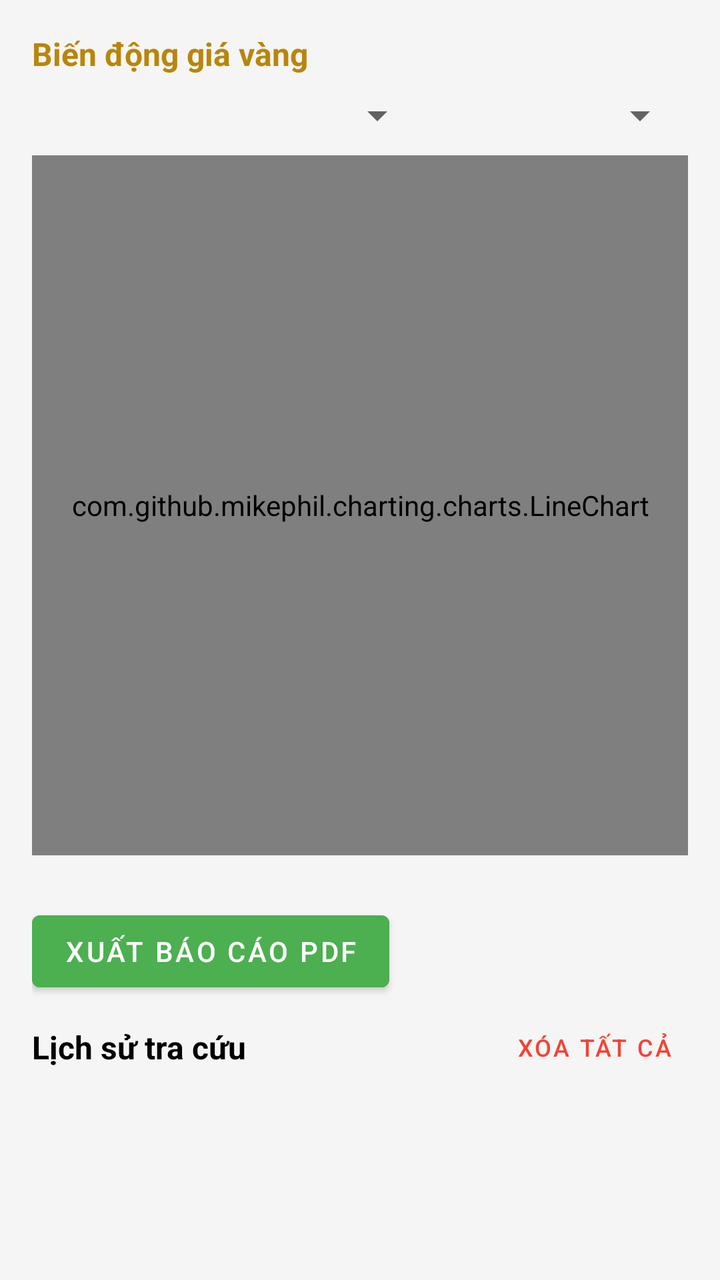
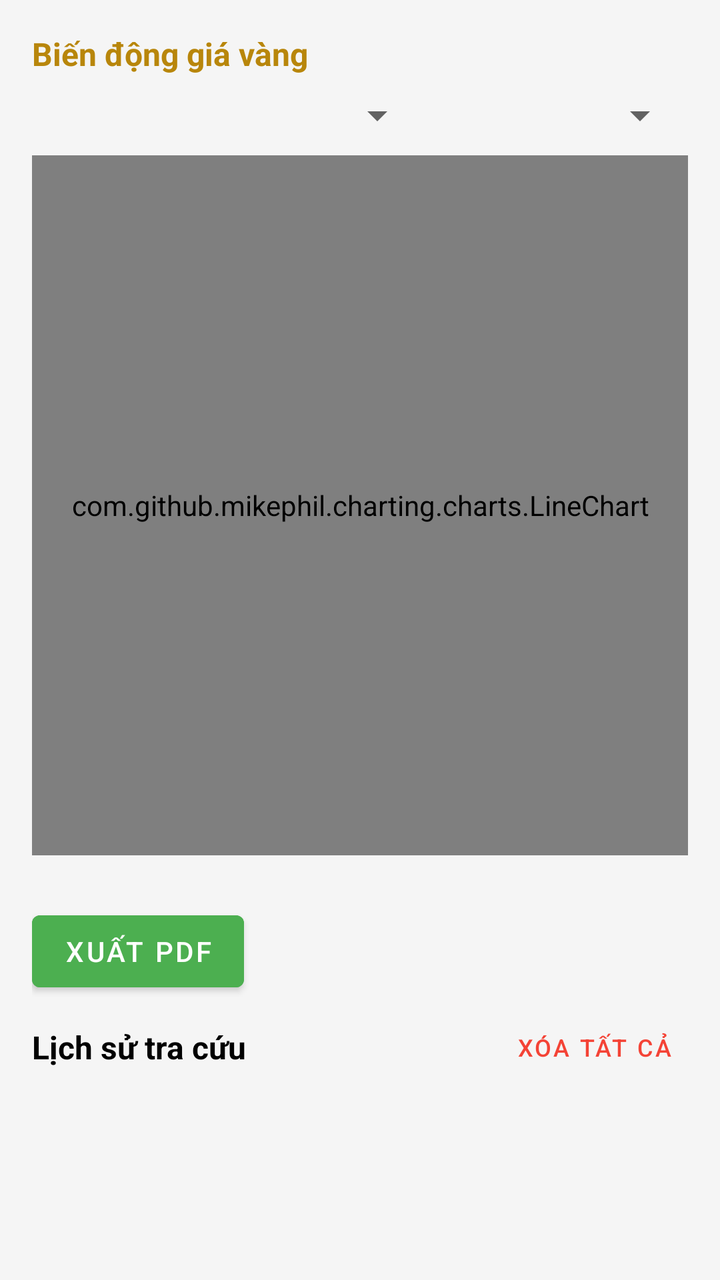

An Android layout rendered at two revisions. The XML below is the earlier revision; the diff shows what the commit changed to produce the second picture.
<!-- AndroidManifest.xml: application theme Theme.GoldTracker -->
<!-- res/layout/activity_fragment_history.xml -->
<?xml version="1.0" encoding="utf-8"?>
<androidx.core.widget.NestedScrollView xmlns:android="http://schemas.android.com/apk/res/android"
    android:layout_width="match_parent"
    android:layout_height="match_parent"
    android:background="?android:attr/windowBackground"> <LinearLayout
    android:layout_width="match_parent"
    android:layout_height="wrap_content"
    android:orientation="vertical"
    android:padding="16dp">

    <TextView
        android:layout_width="wrap_content"
        android:layout_height="wrap_content"
        android:text="Biến động giá vàng"
        android:textStyle="bold"
        android:textSize="16sp"
        android:textColor="?attr/colorPrimary" android:layout_marginBottom="8dp"/>

    <LinearLayout
        android:layout_width="match_parent"
        android:layout_height="wrap_content"
        android:orientation="horizontal"
        android:layout_marginBottom="8dp"
        android:weightSum="2">

        <Spinner
            android:id="@+id/spnChartGoldType"
            android:layout_width="0dp"
            android:layout_height="wrap_content"
            android:layout_weight="1.2" />

        <Spinner
            android:id="@+id/spnChartDays"
            android:layout_width="0dp"
            android:layout_height="wrap_content"
            android:layout_weight="0.8" />
    </LinearLayout>


    <com.github.mikephil.charting.charts.LineChart
        android:id="@+id/lineChart"
        android:layout_width="match_parent"
        android:layout_height="350dp"
        android:background="@android:color/transparent"
        android:layout_marginBottom="24dp"/>

    <Button
        android:id="@+id/btnExportPDF"
        android:layout_width="wrap_content"
        android:layout_height="wrap_content"
        android:text="Xuất Báo Cáo PDF"
        android:backgroundTint="#4CAF50"
        android:textColor="#FFFFFF" />

    <RelativeLayout
        android:layout_width="match_parent"
        android:layout_height="wrap_content"
        android:layout_marginBottom="8dp">

        <TextView
            android:layout_width="wrap_content"
            android:layout_height="wrap_content"
            android:layout_alignParentStart="true"
            android:layout_centerVertical="true"
            android:text="Lịch sử tra cứu"
            android:textStyle="bold"
            android:textSize="16sp"
            android:textColor="?attr/colorOnSurface" />

        <Button
            android:id="@+id/btnClearHistory"
            style="@style/Widget.MaterialComponents.Button.TextButton"
            android:layout_width="wrap_content"
            android:layout_height="wrap_content"
            android:layout_alignParentEnd="true"
            android:text="Xóa tất cả"
            android:textColor="#F44336"
            android:textSize="12sp" />
    </RelativeLayout>

    <androidx.recyclerview.widget.RecyclerView
        android:id="@+id/rvHistory"
        android:layout_width="match_parent"
        android:layout_height="wrap_content"
        android:nestedScrollingEnabled="false" />

</LinearLayout>
</androidx.core.widget.NestedScrollView>
<!-- resources referenced by this layout -->
<resources>
  <style name="Theme.GoldTracker" parent="Theme.MaterialComponents.DayNight.NoActionBar">
          <item name="colorPrimary">#B8860B</item>
          <item name="colorPrimaryVariant">#8B6508</item>
          <item name="colorOnPrimary">#FFFFFF</item>
  
          <item name="colorSecondary">#D4AF37</item>
          <item name="colorSecondaryVariant">#AA8A2E</item>
          <item name="colorOnSecondary">#000000</item>
  
          <item name="android:windowBackground">#F5F5F5</item>
          <item name="colorSurface">#FFFFFF</item>
          <item name="colorOnSurface">#000000</item>
  
          <item name="android:statusBarColor">?attr/colorPrimaryVariant</item>
      </style>
</resources>

<!-- the commit's change to res/layout/activity_fragment_history.xml (unified diff, before → after) -->
@@ -48,7 +48,7 @@
         android:id="@+id/btnExportPDF"
         android:layout_width="wrap_content"
         android:layout_height="wrap_content"
-        android:text="Xuất Báo Cáo PDF"
+        android:text="Xuất PDF"
         android:backgroundTint="#4CAF50"
         android:textColor="#FFFFFF" />
 
